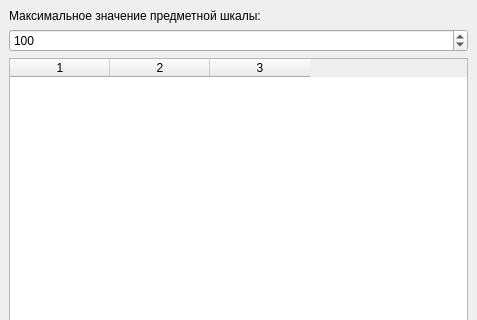
brandonzorn/LinguisticEditor, file ui/mainWindow.ui: the form before one commit; both pictures show x 0 to 477 and y 0 to 320 of the 477 by 528 pixel window.
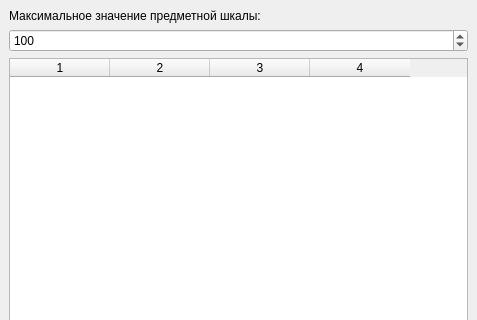
The form after the commit.

Commit message: Rework graph construction

Diff of the .ui file:
```diff
--- a/ui/mainWindow.ui
+++ b/ui/mainWindow.ui
@@ -35,11 +35,12 @@
     <item>
      <widget class="QTableWidget" name="points_table">
       <property name="columnCount">
-       <number>3</number>
+       <number>4</number>
       </property>
       <column/>
       <column/>
       <column/>
+      <column/>
      </widget>
     </item>
     <item>
```
The commit also changes 2 other files.
